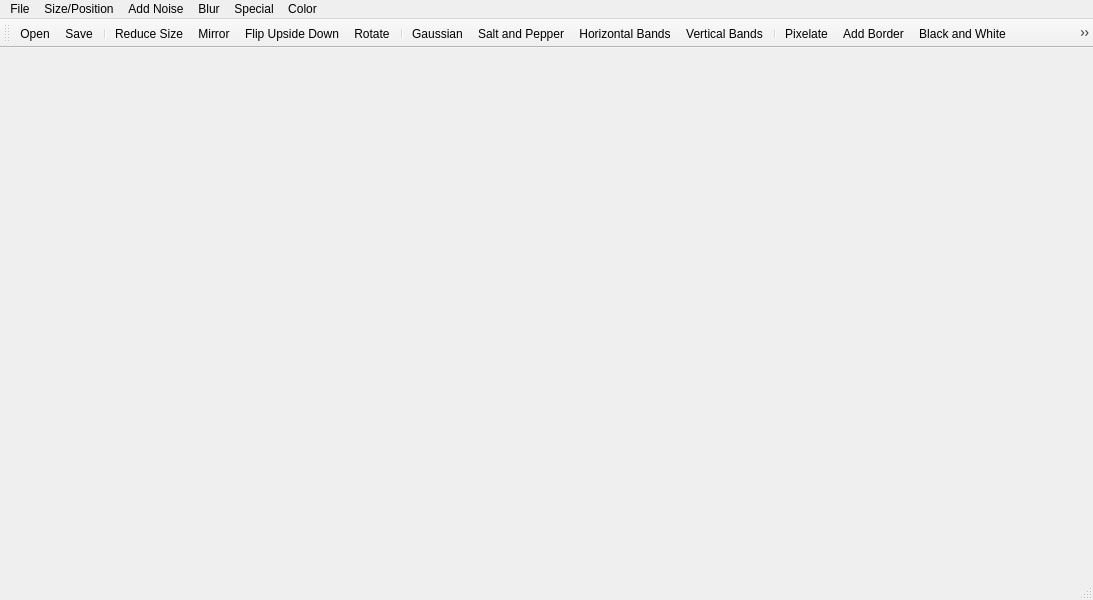
Above: ui_image_manager.ui from muhammadalics/Image-Editor-and-Manager before the change. Below: the same form after it.
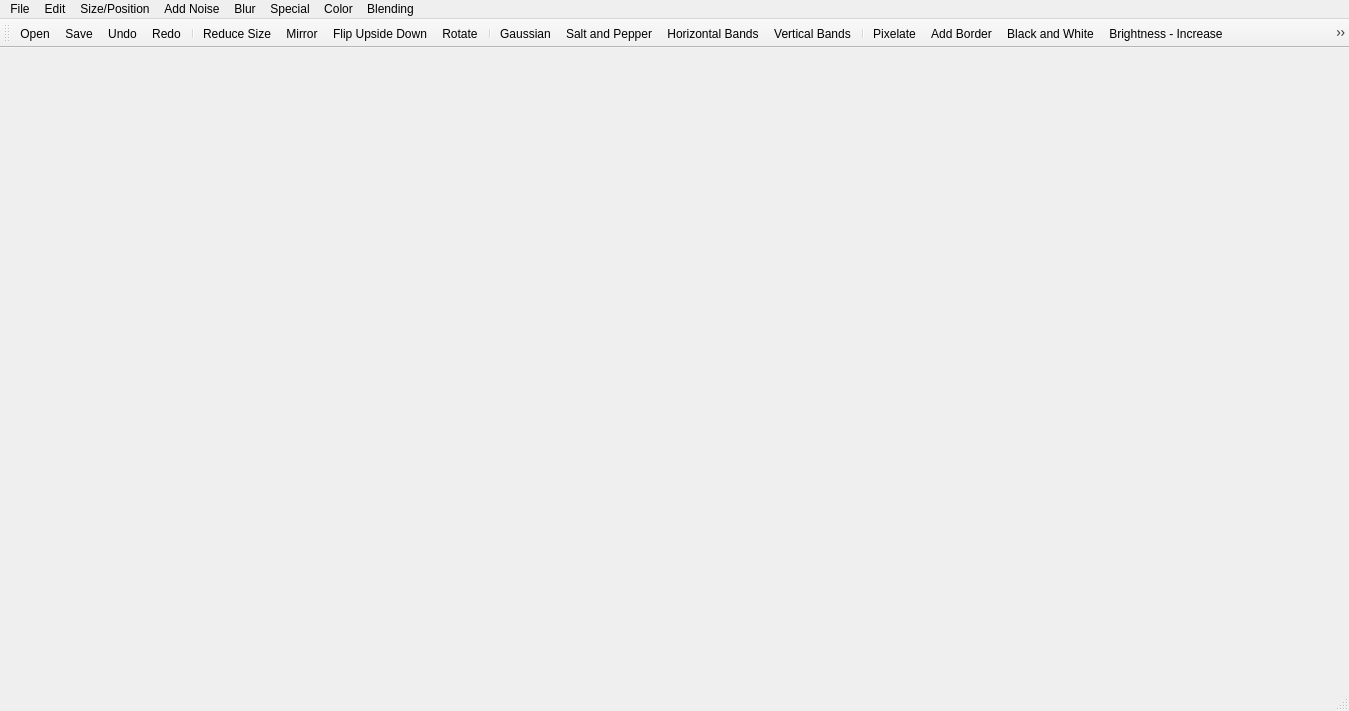
That is the form after the change. Icons and pictures are not drawn.

Diff of the .ui file:
```diff
--- a/ui_image_manager.ui
+++ b/ui_image_manager.ui
@@ -6,8 +6,8 @@
    <rect>
     <x>0</x>
     <y>0</y>
-    <width>1093</width>
-    <height>600</height>
+    <width>1349</width>
+    <height>711</height>
    </rect>
   </property>
   <property name="windowTitle">
@@ -19,7 +19,7 @@
     <rect>
      <x>0</x>
      <y>0</y>
-     <width>1093</width>
+     <width>1349</width>
      <height>21</height>
     </rect>
    </property>
@@ -92,19 +92,47 @@
     <addaction name="actionExtract_Color"/>
     <addaction name="actionReplace_Color"/>
     <addaction name="menuSwap_color_channels"/>
+    <addaction name="actionImage_Histogram"/>
+    <addaction name="actionIntensity_Map"/>
+    <addaction name="actionHistogram_Equalization"/>
+    <addaction name="actionGamma_Correction"/>
+    <addaction name="actionNegative"/>
+    <addaction name="actionApply_Mask"/>
+   </widget>
+   <widget class="QMenu" name="menuBlending">
+    <property name="title">
+     <string>Blending</string>
+    </property>
+    <addaction name="actionAlpha"/>
+    <addaction name="actionPyramid"/>
+   </widget>
+   <widget class="QMenu" name="menuEdit">
+    <property name="title">
+     <string>Edit</string>
+    </property>
+    <addaction name="actionUndo"/>
+    <addaction name="actionRedo"/>
    </widget>
    <addaction name="menuFile"/>
+   <addaction name="menuEdit"/>
    <addaction name="menuSize_and_Orientation"/>
    <addaction name="menuAdd_Noise"/>
    <addaction name="menuBlur"/>
    <addaction name="menuSpecial"/>
    <addaction name="menuColor_2"/>
+   <addaction name="menuBlending"/>
   </widget>
   <widget class="QStatusBar" name="statusbar"/>
   <widget class="QToolBar" name="toolBar">
    <property name="windowTitle">
     <string>toolBar</string>
    </property>
+   <property name="iconSize">
+    <size>
+     <width>25</width>
+     <height>25</height>
+    </size>
+   </property>
    <attribute name="toolBarArea">
     <enum>TopToolBarArea</enum>
    </attribute>
@@ -113,6 +141,8 @@
    </attribute>
    <addaction name="actionOpen"/>
    <addaction name="actionSave"/>
+   <addaction name="actionUndo"/>
+   <addaction name="actionRedo"/>
    <addaction name="separator"/>
    <addaction name="actionReduce_Size"/>
    <addaction name="actionMirror"/>
@@ -131,9 +161,27 @@
    <addaction name="actionBrightness_Decrease"/>
    <addaction name="actionContrast_Increase"/>
    <addaction name="actionContrast_Decrease"/>
+   <addaction name="actionContrast_Stretching"/>
    <addaction name="actionRed_Green"/>
    <addaction name="actionGreen_Blue"/>
    <addaction name="actionBlue_Red"/>
+   <addaction name="actionImage_Histogram"/>
+   <addaction name="actionAverage"/>
+   <addaction name="actionGaussian_2"/>
+   <addaction name="actionMedian"/>
+   <addaction name="separator"/>
+   <addaction name="actionAlpha"/>
+   <addaction name="actionPyramid"/>
+   <addaction name="actionCartoonify"/>
+   <addaction name="actionGamma_Correction"/>
+   <addaction name="actionNegative"/>
+   <addaction name="actionApply_Mask"/>
+   <addaction name="actionReplace_Color"/>
+   <addaction name="actionIntensity_Map"/>
+   <addaction name="actionExtract_Color"/>
+   <addaction name="actionHistogram_Equalization"/>
+   <addaction name="actionDithering"/>
+   <addaction name="actionEdge_Detection"/>
   </widget>
   <action name="actionNew">
    <property name="text">
@@ -375,6 +423,146 @@
     <string>Blue-Red</string>
    </property>
   </action>
+  <action name="actionImage_Histogram">
+   <property name="icon">
+    <iconset>
+     <normalon>:/icon_/hist.png</normalon>
+    </iconset>
+   </property>
+   <property name="text">
+    <string>Image Histogram</string>
+   </property>
+  </action>
+  <action name="actionIntensity_Map">
+   <property name="icon">
+    <iconset>
+     <normalon>:/icon_/heatmap.png</normalon>
+    </iconset>
+   </property>
+   <property name="text">
+    <string>Intensity Map</string>
+   </property>
+  </action>
+  <action name="actionHistogram_Equalization">
+   <property name="icon">
+    <iconset>
+     <normalon>:/icon_/histequal.png</normalon>
+    </iconset>
+   </property>
+   <property name="text">
+    <string>Histogram Equalization</string>
+   </property>
+  </action>
+  <action name="actionCartoonify">
+   <property name="icon">
+    <iconset>
+     <normalon>:/icon_/cartoonify.png</normalon>
+    </iconset>
+   </property>
+   <property name="text">
+    <string>Cartoonify</string>
+   </property>
+  </action>
+  <action name="actionAlpha">
+   <property name="icon">
+    <iconset>
+     <normalon>:/icon_/alpha_blending.png</normalon>
+    </iconset>
+   </property>
+   <property name="text">
+    <string>Alpha</string>
+   </property>
+  </action>
+  <action name="actionPyramid">
+   <property name="icon">
+    <iconset>
+     <normalon>:/icon_/pyramid blending.png</normalon>
+    </iconset>
+   </property>
+   <property name="text">
+    <string>Pyramid</string>
+   </property>
+  </action>
+  <action name="actionDithering">
+   <property name="icon">
+    <iconset>
+     <normalon>:/icon_/dithered.png</normalon>
+    </iconset>
+   </property>
+   <property name="text">
+    <string>Dithering</string>
+   </property>
+  </action>
+  <action name="actionContrast_Stretching">
+   <property name="icon">
+    <iconset>
+     <normalon>:/icon_/stretch.png</normalon>
+    </iconset>
+   </property>
+   <property name="text">
+    <string>Contrast Stretching</string>
+   </property>
+  </action>
+  <action name="actionGamma_Correction">
+   <property name="icon">
+    <iconset>
+     <normalon>:/icon_/gamma_correction.png</normalon>
+    </iconset>
+   </property>
+   <property name="text">
+    <string>Gamma Correction</string>
+   </property>
+  </action>
+  <action name="actionNegative">
+   <property name="icon">
+    <iconset>
+     <normalon>:/icon_/neg.png</normalon>
+    </iconset>
+   </property>
+   <property name="text">
+    <string>Negative</string>
+   </property>
+  </action>
+  <action name="actionEdge_Detection">
+   <property name="icon">
+    <iconset>
+     <normalon>:/icon_/canny.png</normalon>
+    </iconset>
+   </property>
+   <property name="text">
+    <string>Edge Detection</string>
+   </property>
+  </action>
+  <action name="actionApply_Mask">
+   <property name="icon">
+    <iconset>
+     <normalon>:/icon_/mask.png</normalon>
+    </iconset>
+   </property>
+   <property name="text">
+    <string>Apply Mask</string>
+   </property>
+  </action>
+  <action name="actionUndo">
+   <property name="icon">
+    <iconset>
+     <normalon>:/icon_/undo.png</normalon>
+    </iconset>
+   </property>
+   <property name="text">
+    <string>Undo</string>
+   </property>
+  </action>
+  <action name="actionRedo">
+   <property name="icon">
+    <iconset>
+     <normalon>:/icon_/redo.png</normalon>
+    </iconset>
+   </property>
+   <property name="text">
+    <string>Redo</string>
+   </property>
+  </action>
  </widget>
  <resources>
   <include location="Resources/icons.qrc"/>
```
Left out of the diff: 37 changed lines with no effect on the pictures.
